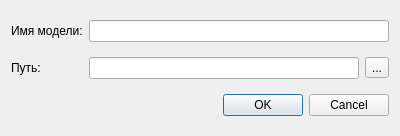
Old version of the form interface/createmodeldialog.ui in the repository alekseyl1992/qmb.
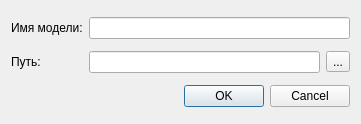
New version of the form.

```diff
--- a/interface/createmodeldialog.ui
+++ b/interface/createmodeldialog.ui
@@ -6,10 +6,22 @@
    <rect>
     <x>0</x>
     <y>0</y>
-    <width>400</width>
-    <height>136</height>
+    <width>361</width>
+    <height>124</height>
    </rect>
   </property>
+  <property name="minimumSize">
+   <size>
+    <width>361</width>
+    <height>124</height>
+   </size>
+  </property>
+  <property name="maximumSize">
+   <size>
+    <width>361</width>
+    <height>124</height>
+   </size>
+  </property>
   <property name="windowTitle">
    <string>Создание модели</string>
   </property>
```
